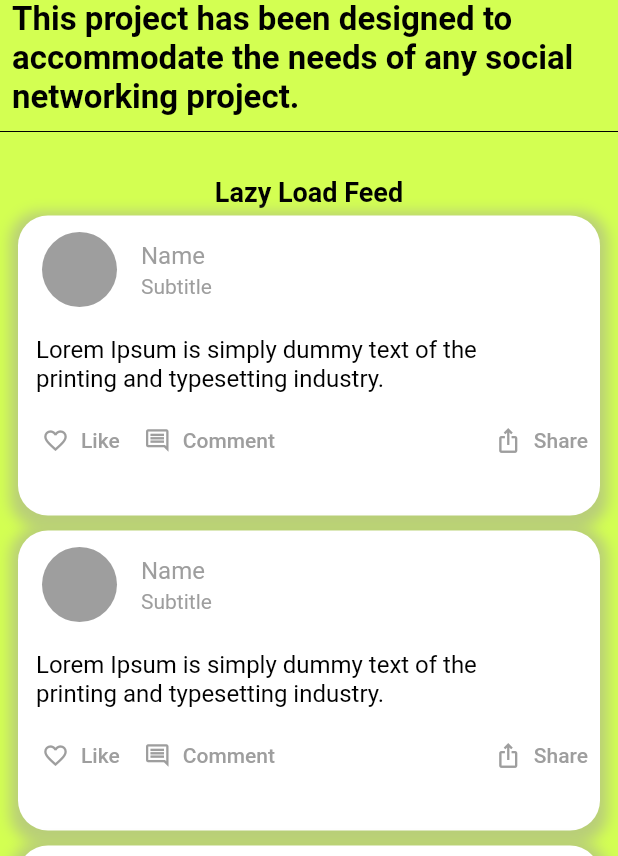
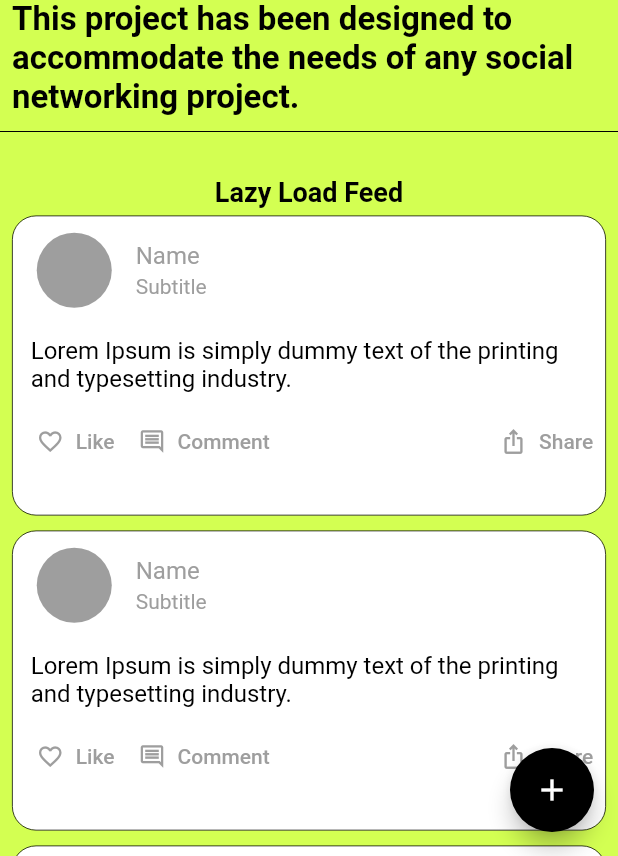
Before and after one commit to Furkanakguun/flutter-fsociety, a Flutter app: the FeedPage screen opened directly, on a phone screen of 412 x 824 dp, the part 380-1236 px from its top. Run offline on Flutter 3.47's test engine with Material 2 defaults, Android fonts, the phone set to English and light mode, and no system bars; drawn by our look-alikes of auto_size_text, scrollable_positioned_list; our stand-ins replace cloud_firestore, font_awesome_flutter, get, google_fonts, persistent_bottom_nav_bar, pin_code_fields and 2 more; accounts and stored records are empty; network calls fail; Roboto replaces fonts that are missing (Staatliches).

Commit message:
staggered grid view and floating button added

```diff
--- a/lib/app/features/feed/model/tweet_model.dart
+++ b/lib/app/features/feed/model/tweet_model.dart
@@ -44,22 +44,22 @@ class _FTweetState extends State<FTweet> {
     MediaQueryData queryData;
     queryData = MediaQuery.of(context);
     return Padding(
-      padding: const EdgeInsets.symmetric(horizontal: 12.0, vertical: 5),
+      padding: const EdgeInsets.symmetric(horizontal: 8.0, vertical: 5),
       child: Container(
         width: queryData.size.width,
         height: widget.isImageTweet || widget.questionPost ? 260 : 200,
         decoration: BoxDecoration(
-          boxShadow: [
-            BoxShadow(
-              color: Colors.grey.withOpacity(0.5),
-              spreadRadius: 5,
-              blurRadius: 7,
-              offset: Offset(0, 3), // changes position of shadow
-            ),
-          ],
+          // boxShadow: [
+          //   BoxShadow(
+          //     color: Colors.grey.withOpacity(0.5),
+          //     spreadRadius: 5,
+          //     blurRadius: 7,
+          //     offset: Offset(0, 3), // changes position of shadow
+          //   ),
+          // ],
           color: Colors.white,
-          borderRadius: BorderRadius.circular(20.0),
-          //border: Border.all(color: Colors.red, width: 0.5),
+          borderRadius: BorderRadius.circular(16.0),
+          border: Border.all(color: Colors.black, width: 0.5),
           // image: const DecorationImage(
           //   image: NetworkImage(
           //       "https://firebasestorage.googleapis.com/v0/b/petapp-f989b.appspot.com/o/cat.jpg?alt=media&token=fc433f7c-a79e-4463-8178-7cdf853f6cd1"),
--- a/lib/app/features/feed/view/feed.dart
+++ b/lib/app/features/feed/view/feed.dart
@@ -2,7 +2,9 @@ import 'package:auto_size_text/auto_size_text.dart';
 import 'package:flutter/material.dart';
 import 'package:fsociety/app/consts/textconstant.dart';
 import 'package:fsociety/app/features/feed/lazy_load_list/lazy_load_list_feed.dart';
-import 'package:fsociety/app/features/feed/model/tweet_model.dart';
+import 'package:fsociety/app/features/feed/staggered_view/view/staggered_view_list.dart';
+import 'package:fsociety/app/features/feed/view/new_ftweet.dart';
+import 'package:get/get.dart';
 
 class FeedPage extends StatefulWidget {
   const FeedPage({Key? key}) : super(key: key);
@@ -20,6 +22,13 @@ class _FeedPageState extends State<FeedPage> {
     double h = MediaQuery.of(context).size.height;
     return Scaffold(
         backgroundColor: Theme.of(context).primaryColor,
+        floatingActionButton: FloatingActionButton(
+          onPressed: () {
+            Get.to(NewFTweet());
+          },
+          backgroundColor: Colors.black,
+          child: const Icon(Icons.add),
+        ),
         body: SingleChildScrollView(
             controller: _scrollViewController,
             child: Column(
@@ -64,7 +73,22 @@ class _FeedPageState extends State<FeedPage> {
                   height: 20,
                 ),
                 Text(
-                  'Staggered Grid View',
+                  'Staggered Photo Grid View',
+                  style: subheaderStyleSmall,
+                ),
+                StaggeredViewList(),
+                SizedBox(
+                  height: 20,
+                ),
+                Divider(
+                  height: 20,
+                  color: Colors.black,
+                ),
+                SizedBox(
+                  height: 20,
+                ),
+                Text(
+                  'Upload Steppers',
                   style: subheaderStyleSmall,
                 ),
               ],
```
Also changed, not shown: lib/app/features/feed/staggered_view/model/common.dart (added, +113 -0 lines), lib/app/features/feed/staggered_view/view/staggered_view_list.dart (added, +126 -0 lines), lib/app/features/feed/view/new_ftweet.dart (added, +35 -0 lines).
